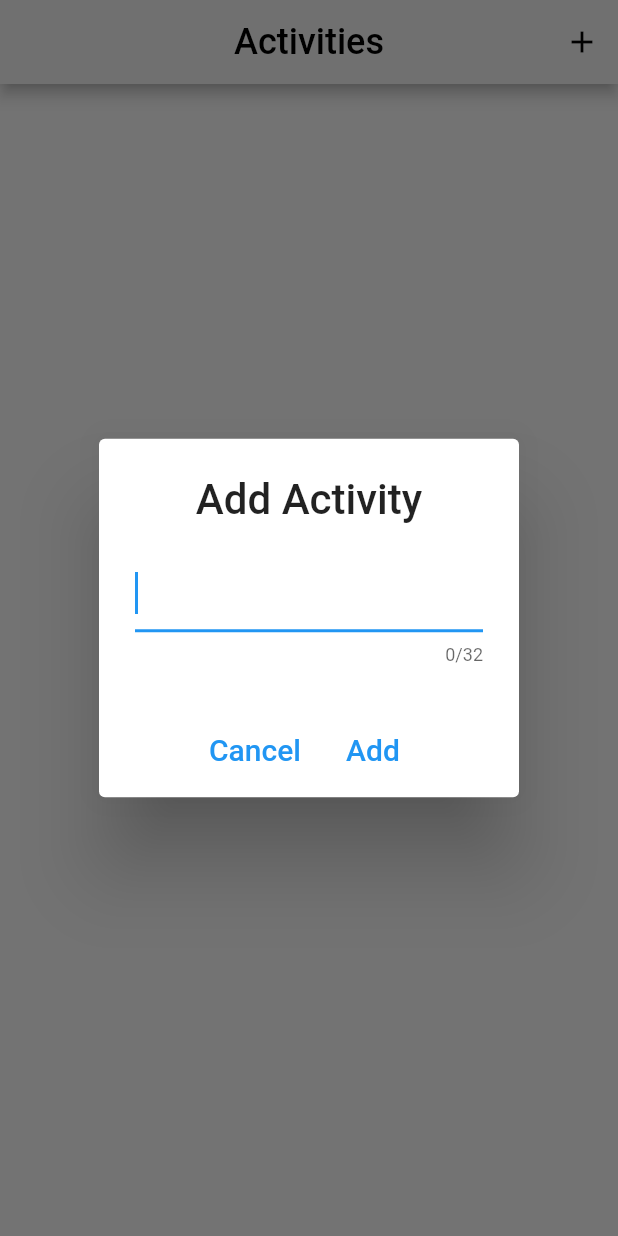
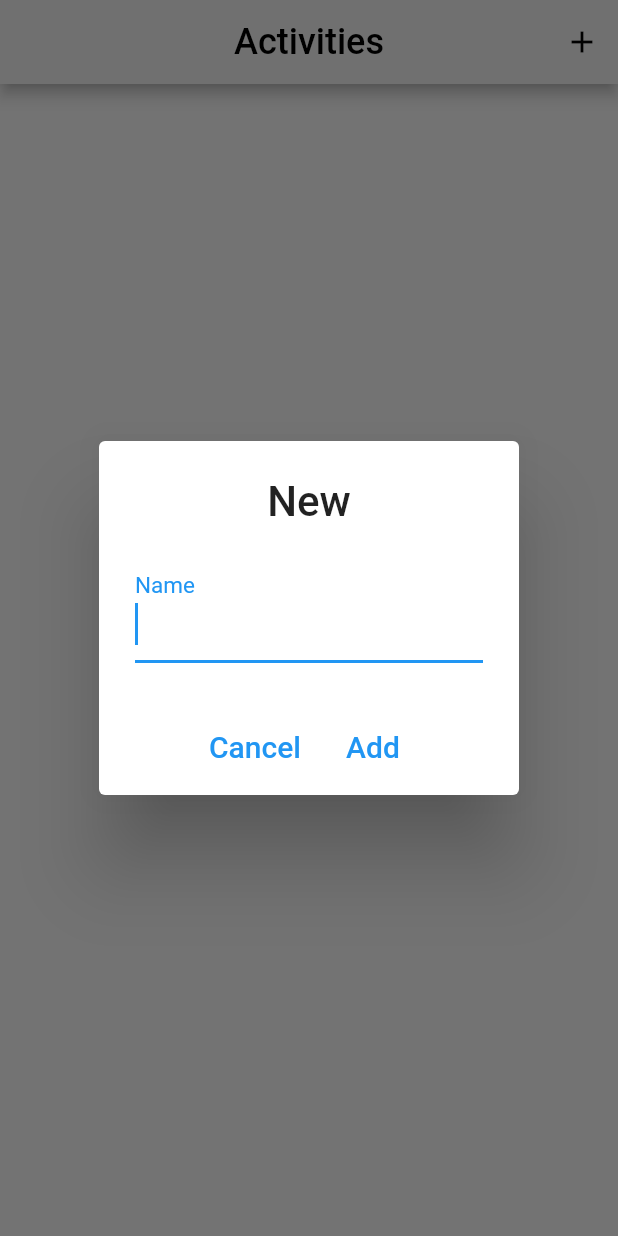
Before and after one commit to zantgo/activity_on_track, a Flutter app: the screen it shows after launch, after a tap on the "add" icon, on a phone screen of 412 x 824 dp. Run offline on Flutter 3.47's test engine with Material 2 defaults, Android fonts, the phone set to English and light mode, and no system bars; our stand-ins replace hive, hive_flutter, table_calendar; accounts and stored records are empty.

Commit message:
Update main.dart

```diff
--- a/lib/main.dart
+++ b/lib/main.dart
@@ -118,9 +118,19 @@ class _MyHomePageState extends State<MyHomePage> {
     showDialog<String>(
       context: context,
       builder: (BuildContext context) => AlertDialog(
-        title: const Center(child: Text('Add Activity', style: TextStyle(fontSize: 28),)),
+        title: const Center(child: Text('New', style: TextStyle(fontSize: 28),)),
         actionsAlignment: MainAxisAlignment.center,
-          content: TextField(controller: _name, autofocus: true, maxLength: 32, style: const TextStyle(fontSize: 24),),
+          content: TextField(
+            controller: _name,
+            autofocus: true,
+            maxLength: 32,
+            style: const TextStyle(fontSize: 24),
+            decoration: const InputDecoration(
+              labelText: "Name",
+              labelStyle: TextStyle(fontSize: 20),
+              counter: Offstage(),
+            ),
+          ),
         actions: <Widget>[
           TextButton(
             onPressed: () => Navigator.pop(context, 'Cancel'),
@@ -164,7 +174,7 @@ class _MyHomePageState extends State<MyHomePage> {
           IconButton(
             icon: const Icon(Icons.add),
             onPressed: () => addActivity(),
-            tooltip: 'ADD',
+            tooltip: 'Add',
           )],
       ),
       body: Center(
@@ -192,10 +202,23 @@ class _MyHomePageState extends State<MyHomePage> {
                     ),
 
                       child: ListTile(
-                        title: Text(activities[index].name,  style: const TextStyle(fontSize: 24)),
-                          subtitle: Text(activities[index].count.toString(), style: const TextStyle(fontSize: 20)),
+
+                        leading: Text(
+                          activities[index].name,
+                          textAlign: TextAlign.left,
+                          style: const TextStyle(
+                              fontWeight: FontWeight.w300,
+                              fontSize: 24),
+                        ),
+                          title: Text(
+                            activities[index].count.toString(),
+                            textAlign: TextAlign.end,
+                            style: const TextStyle(
+                                fontWeight: FontWeight.w400,
+                                fontSize: 22),
+                          ),
+
                           onTap: () {
-
                             ActivityController.intoList(activities[index]);
                             Navigator.pushAndRemoveUntil(context, MaterialPageRoute(builder: (context) => EditActivity()), (route) => false);
 
```
